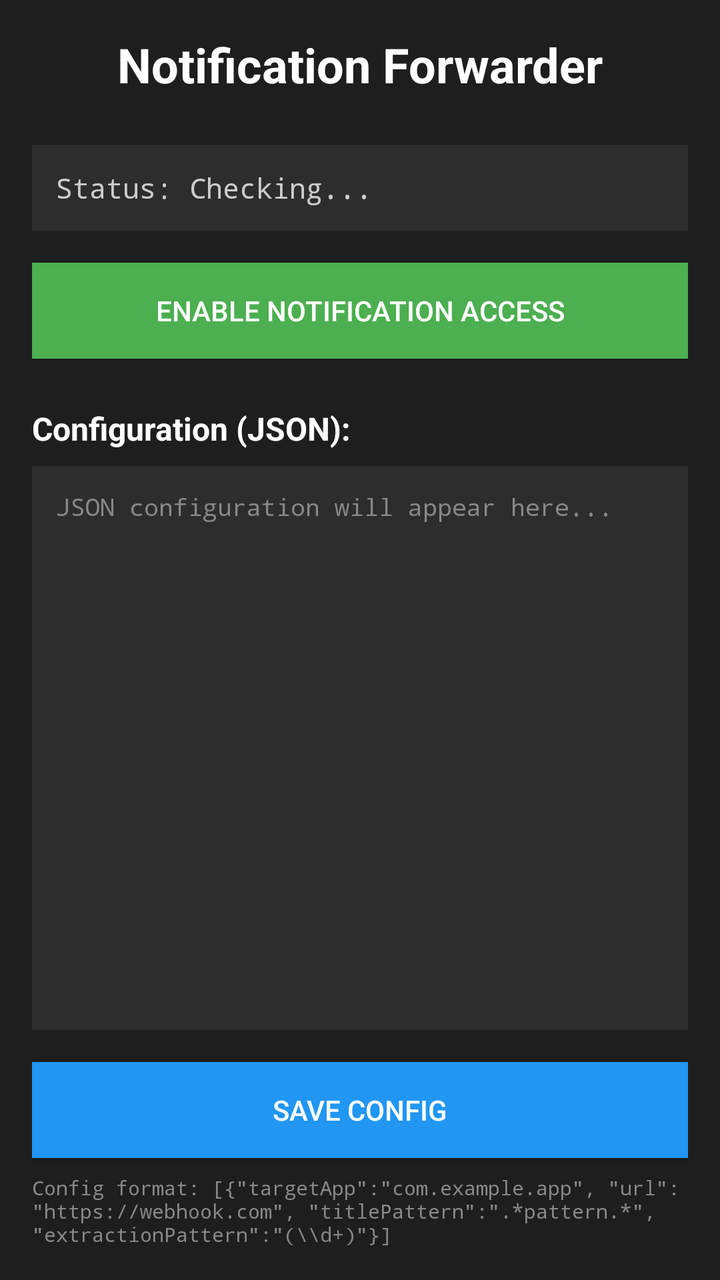
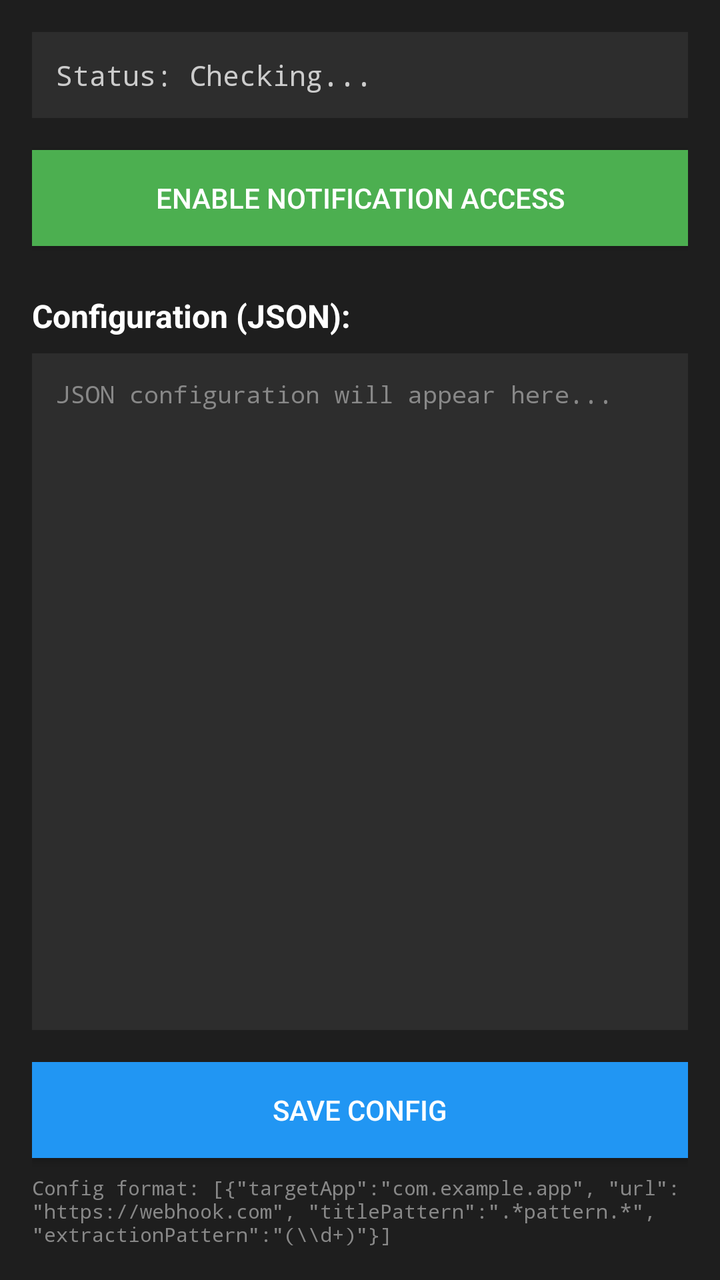

Two renders of the same Android screen: before a commit and after it. Below are the layout's source before the change and the commit's diff.
<!-- AndroidManifest.xml: application theme Theme.AppCompat.DayNight -->
<!-- res/layout/activity_main.xml -->
<?xml version="1.0" encoding="utf-8"?>
<LinearLayout xmlns:android="http://schemas.android.com/apk/res/android"
    android:layout_width="match_parent"
    android:layout_height="match_parent"
    android:orientation="vertical"
    android:padding="16dp"
    android:background="#1e1e1e">

    <TextView
        android:layout_width="match_parent"
        android:layout_height="wrap_content"
        android:text="Notification Forwarder"
        android:textSize="24sp"
        android:textStyle="bold"
        android:textColor="#ffffff"
        android:gravity="center"
        android:layout_marginBottom="24dp" />

    <TextView
        android:id="@+id/statusText"
        android:layout_width="match_parent"
        android:layout_height="wrap_content"
        android:text="Status: Checking..."
        android:textSize="14sp"
        android:textColor="#cccccc"
        android:typeface="monospace"
        android:background="#2d2d2d"
        android:padding="12dp"
        android:layout_marginBottom="16dp" />

    <Button
        android:id="@+id/enableButton"
        android:layout_width="match_parent"
        android:layout_height="48dp"
        android:text="ENABLE NOTIFICATION ACCESS"
        android:textColor="#ffffff"
        android:background="#4CAF50"
        android:layout_marginBottom="24dp" />

    <TextView
        android:layout_width="match_parent"
        android:layout_height="wrap_content"
        android:text="Configuration (JSON):"
        android:textSize="16sp"
        android:textStyle="bold"
        android:textColor="#ffffff"
        android:layout_marginBottom="8dp" />

    <EditText
        android:id="@+id/configEdit"
        android:layout_width="match_parent"
        android:layout_height="0dp"
        android:layout_weight="1"
        android:background="#2d2d2d"
        android:textColor="#ffffff"
        android:textColorHint="#888888"
        android:typeface="monospace"
        android:textSize="12sp"
        android:padding="12dp"
        android:gravity="top|start"
        android:hint="JSON configuration will appear here..."
        android:scrollbars="vertical"
        android:layout_marginBottom="16dp" />

    <Button
        android:id="@+id/saveButton"
        android:layout_width="match_parent"
        android:layout_height="48dp"
        android:text="SAVE CONFIG"
        android:textColor="#ffffff"
        android:background="#2196F3" />

    <TextView
        android:layout_width="match_parent"
        android:layout_height="wrap_content"
        android:text="Config format: [{&quot;targetApp&quot;:&quot;com.example.app&quot;, &quot;url&quot;:&quot;https://webhook.com&quot;, &quot;titlePattern&quot;:&quot;.*pattern.*&quot;, &quot;extractionPattern&quot;:&quot;(\\\\d+)&quot;}]"
        android:textSize="10sp"
        android:textColor="#888888"
        android:typeface="monospace"
        android:layout_marginTop="8dp" />

</LinearLayout>
<!-- resources referenced by this layout -->
<resources>

</resources>

<!-- the commit's change to res/layout/activity_main.xml (unified diff, before → after) -->
@@ -5,16 +5,6 @@
     android:orientation="vertical"
     android:padding="16dp"
     android:background="#1e1e1e">
-
-    <TextView
-        android:layout_width="match_parent"
-        android:layout_height="wrap_content"
-        android:text="Notification Forwarder"
-        android:textSize="24sp"
-        android:textStyle="bold"
-        android:textColor="#ffffff"
-        android:gravity="center"
-        android:layout_marginBottom="24dp" />
 
     <TextView
         android:id="@+id/statusText"
